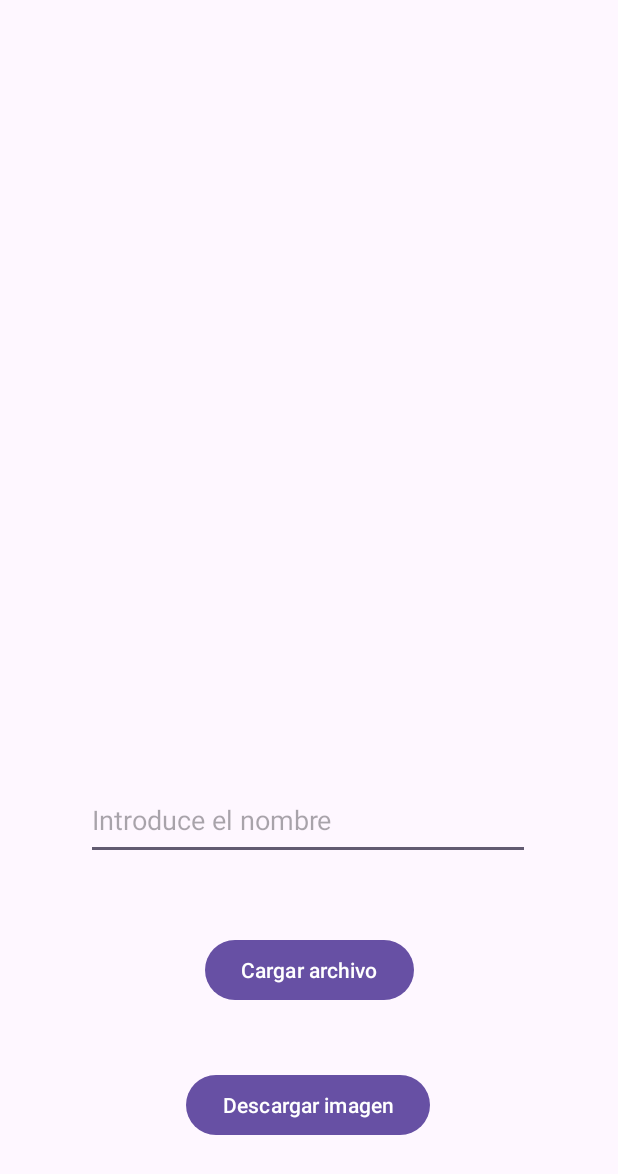
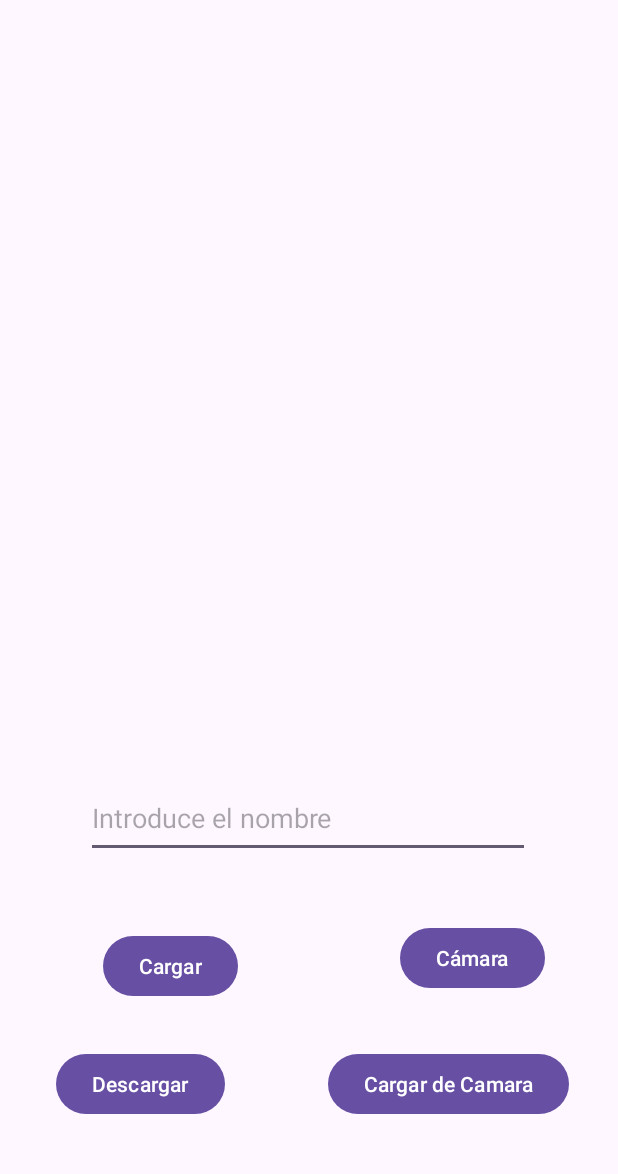
Before and after one commit to canosuper/DAM2T-23_24-EJEMPLOS_PARA_ALUMNOS, an Android app: the UsoStorage screen opened directly, with no data from a screen before it, on a phone screen of 412 x 824 dp. Shown: the top 1174 px of the screen. Run offline under Robolectric (Android 15) with nearby library versions, the phone set to English and light mode, and no system bars; our stand-ins replace Firebase (no records; nobody signed in at launch, a user with empty details on screens opened directly); pictures from the network do not load; 4 statements that could not run were skipped.

Commit message:
AÑADIDA CARGA DIRECTA A STORAGE DESDE CAMARA

```diff
--- a/ConexionYLogin/app/src/main/res/layout/activity_main.xml
+++ b/ConexionYLogin/app/src/main/res/layout/activity_main.xml
@@ -74,9 +74,9 @@
 
     <TextView
         android:id="@+id/textView"
-        android:layout_width="wrap_content"
-        android:layout_height="wrap_content"
-        android:text="LOGIN CON USUARIO Y CON GOOGLE"
+        android:layout_width="258dp"
+        android:layout_height="57dp"
+        android:text="LOGIN CON USUARIO Y CON GOOGLE; BASE DATOS FIRESTORE; STORAGE"
         app:layout_constraintBottom_toBottomOf="parent"
         app:layout_constraintEnd_toEndOf="parent"
         app:layout_constraintHorizontal_bias="0.498"
--- a/ConexionYLogin/app/src/main/res/layout/activity_uso_storage.xml
+++ b/ConexionYLogin/app/src/main/res/layout/activity_uso_storage.xml
@@ -6,16 +6,41 @@
     android:layout_height="match_parent"
     tools:context=".UsoStorage">
 
+    <com.google.android.material.button.MaterialButton
+        android:id="@+id/btCamara"
+        android:layout_width="wrap_content"
+        android:layout_height="wrap_content"
+        android:text="Cámara"
+        app:layout_constraintBottom_toBottomOf="parent"
+        app:layout_constraintEnd_toEndOf="parent"
+        app:layout_constraintHorizontal_bias="0.846"
+        app:layout_constraintStart_toStartOf="parent"
+        app:layout_constraintTop_toTopOf="parent"
+        app:layout_constraintVertical_bias="0.792" />
+
+    <Button
+        android:id="@+id/btCargar2"
+        android:layout_width="wrap_content"
+        android:layout_height="wrap_content"
+        android:text="Cargar de Camara"
+        app:layout_constraintBottom_toBottomOf="parent"
+        app:layout_constraintEnd_toEndOf="parent"
+        app:layout_constraintHorizontal_bias="0.87"
+        app:layout_constraintStart_toStartOf="parent"
+        app:layout_constraintTop_toTopOf="parent"
+        app:layout_constraintVertical_bias="0.9" />
+
     <Button
         android:id="@+id/btCargar"
         android:layout_width="wrap_content"
         android:layout_height="wrap_content"
-        android:text="Cargar archivo"
+        android:text="Cargar"
         app:layout_constraintBottom_toBottomOf="parent"
         app:layout_constraintEnd_toEndOf="parent"
+        app:layout_constraintHorizontal_bias="0.214"
         app:layout_constraintStart_toStartOf="parent"
         app:layout_constraintTop_toTopOf="parent"
-        app:layout_constraintVertical_bias="0.802" />
+        app:layout_constraintVertical_bias="0.799" />
 
     <ImageView
         android:id="@+id/imgImagen"
@@ -33,13 +58,13 @@
         android:id="@+id/btnDescargar"
         android:layout_width="wrap_content"
         android:layout_height="wrap_content"
-        android:text="Descargar imagen"
+        android:text="Descargar"
         app:layout_constraintBottom_toBottomOf="parent"
         app:layout_constraintEnd_toEndOf="parent"
-        app:layout_constraintHorizontal_bias="0.497"
+        app:layout_constraintHorizontal_bias="0.125"
         app:layout_constraintStart_toStartOf="parent"
         app:layout_constraintTop_toTopOf="parent"
-        app:layout_constraintVertical_bias="0.918" />
+        app:layout_constraintVertical_bias="0.9" />
 
     <EditText
         android:id="@+id/txtNombreImagen"
```
Also changed, not shown: ConexionYLogin/app/src/main/AndroidManifest.xml (+8 -0 lines), ConexionYLogin/app/src/main/java/com/example/conexionyloginantonio/UsoStorage.kt (+65 -2 lines).
